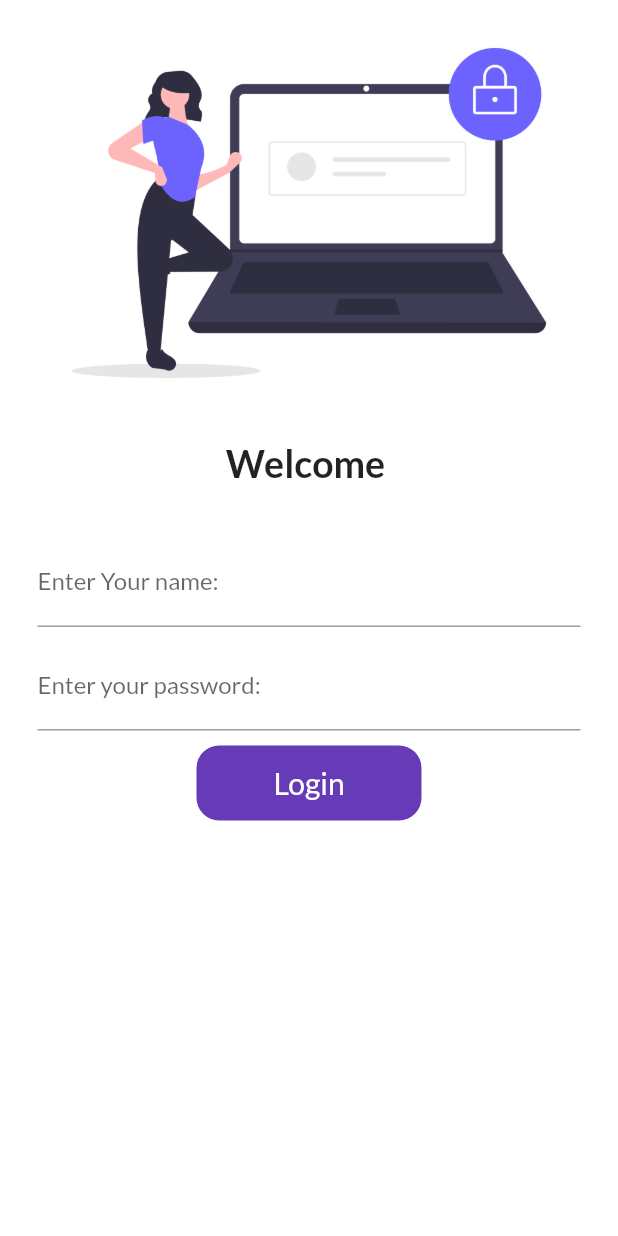
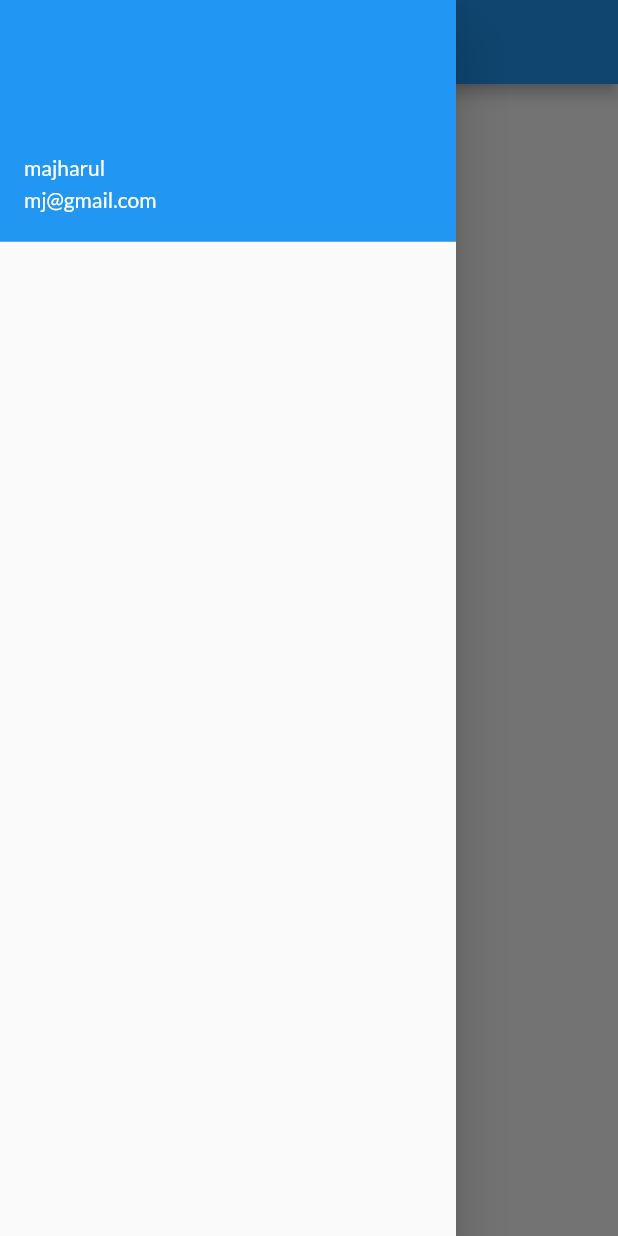
Before and after one commit to majharul-islam181/flutter-codepur8hours, a Flutter app: the screen it shows after launch, with the side drawer open (before the commit the screen has no drawer), on a phone screen of 412 x 824 dp. Run offline on Flutter 3.47's test engine with Material 2 defaults, Android fonts, the phone set to English and light mode, and no system bars; our stand-ins replace google_fonts.

Commit message:
drawer add

```diff
--- a/lib/main.dart
+++ b/lib/main.dart
@@ -30,7 +30,7 @@ class MyApp extends StatelessWidget {
       // home: const MyhomePage(),
       //
       routes: {
-        '/':(context) => const LoginPage(),//initial route use ("/") or ('/')
+        '/':(context) => const MyhomePage(),//initial route use ("/") or ('/')
         '/home': (context) => const MyhomePage(),
         '/login': (context) => const LoginPage(),
     },
--- a/lib/pages/homepage.dart
+++ b/lib/pages/homepage.dart
@@ -1,3 +1,4 @@
+import 'package:codepur_flutter/widgets/drawer.dart';
 import 'package:flutter/material.dart';
 
 class MyhomePage extends StatelessWidget {
@@ -14,7 +15,7 @@ class MyhomePage extends StatelessWidget {
           child: Text('this is home field!'),
         )
       ),
-      drawer: Drawer(),
+      drawer: MyDrawer(),
 
     );
   }
--- /dev/null
+++ b/lib/widgets/drawer.dart
@@ -0,0 +1,23 @@
+import 'package:flutter/material.dart';
+
+class MyDrawer extends StatelessWidget {
+  const MyDrawer({Key? key}) : super(key: key);
+
+  @override
+  Widget build(BuildContext context) {
+    return Drawer(
+      child: ListView(
+        children: [
+          DrawerHeader(
+            padding: EdgeInsets.zero,
+              child: UserAccountsDrawerHeader(
+                accountName: Text('majharul'),
+                accountEmail: Text('mj@gmail.com'),
+                margin: EdgeInsets.zero,
+              )
+          )
+        ],
+      ),
+    );
+  }
+}
```
Also changed, not shown: lib/loginpage.dart (+48 -9 lines).
